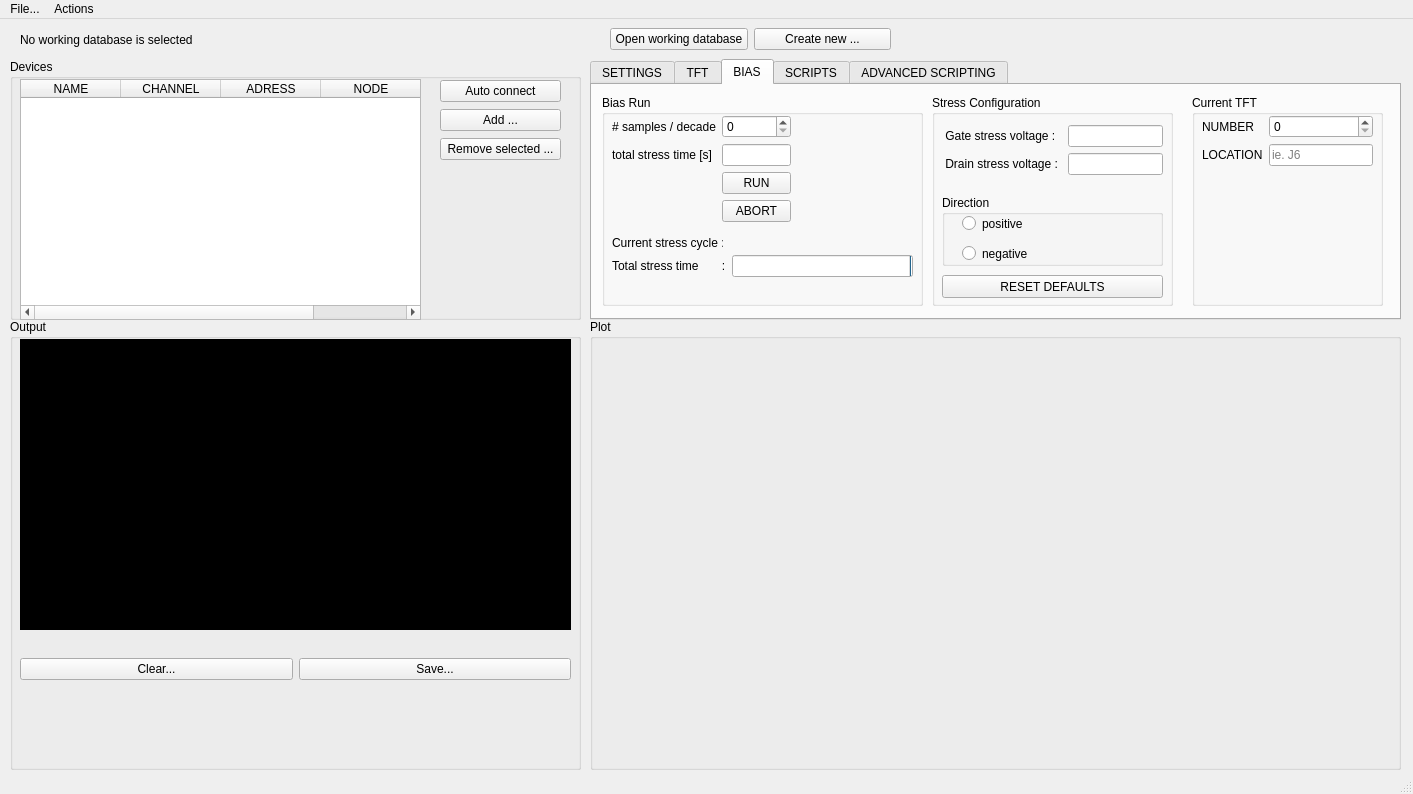
Before: the Qt Designer form BiasStress/ui_files/main_view.ui in ameysm/BiasStress, drawn with Qt 5.
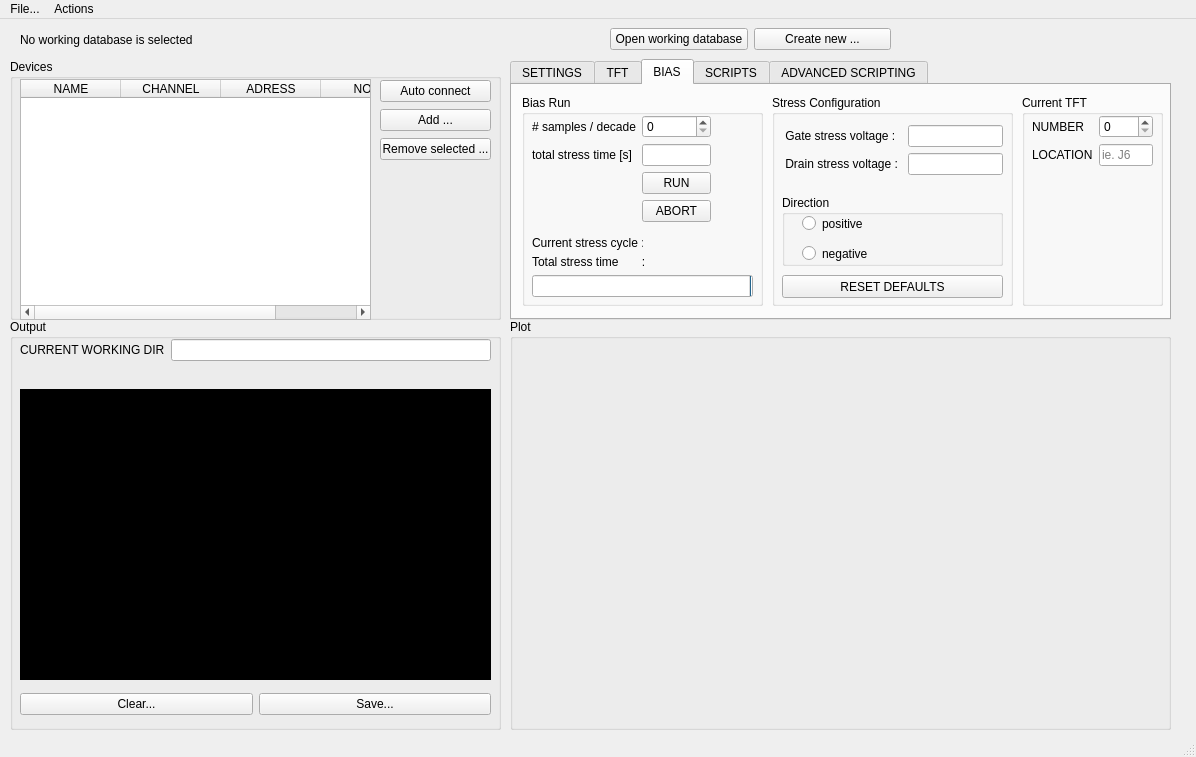
After: the same form once the commit is applied. Custom widgets are drawn as their Qt base class.

What changed in the file:
```diff
--- a/BiasStress/ui_files/main_view.ui
+++ b/BiasStress/ui_files/main_view.ui
@@ -6,8 +6,8 @@
    <rect>
     <x>0</x>
     <y>0</y>
-    <width>1413</width>
-    <height>794</height>
+    <width>1196</width>
+    <height>757</height>
    </rect>
   </property>
   <property name="sizePolicy">
@@ -25,8 +25,8 @@
      <rect>
       <x>10</x>
       <y>300</y>
-      <width>571</width>
-      <height>451</height>
+      <width>491</width>
+      <height>411</height>
      </rect>
     </property>
     <property name="sizePolicy">
@@ -42,8 +42,8 @@
      <property name="geometry">
       <rect>
        <x>10</x>
-       <y>20</y>
-       <width>551</width>
+       <y>70</y>
+       <width>471</width>
        <height>291</height>
       </rect>
      </property>
@@ -476,9 +476,9 @@
      <property name="geometry">
       <rect>
        <x>10</x>
-       <y>310</y>
-       <width>551</width>
-       <height>81</height>
+       <y>370</y>
+       <width>471</width>
+       <height>31</height>
       </rect>
      </property>
      <layout class="QHBoxLayout" name="horizontalLayout">
@@ -498,13 +498,42 @@
       </item>
      </layout>
     </widget>
+    <widget class="QWidget" name="formLayoutWidget_11">
+     <property name="geometry">
+      <rect>
+       <x>10</x>
+       <y>20</y>
+       <width>471</width>
+       <height>41</height>
+      </rect>
+     </property>
+     <layout class="QFormLayout" name="formLayout_11">
+      <item row="1" column="1">
+       <widget class="QLineEdit" name="currentDirStatus">
+        <property name="readOnly">
+         <bool>true</bool>
+        </property>
+       </widget>
+      </item>
+      <item row="1" column="0">
+       <widget class="QLabel" name="label_27">
+        <property name="styleSheet">
+         <string notr="true">font: 75 12pt &quot;MS Shell Dlg 2&quot;;</string>
+        </property>
+        <property name="text">
+         <string>CURRENT WORKING DIR</string>
+        </property>
+       </widget>
+      </item>
+     </layout>
+    </widget>
    </widget>
    <widget class="QTabWidget" name="tabWidget">
     <property name="geometry">
      <rect>
-      <x>590</x>
+      <x>510</x>
       <y>40</y>
-      <width>811</width>
+      <width>661</width>
       <height>261</height>
      </rect>
     </property>
@@ -1088,7 +1117,7 @@
        <rect>
         <x>10</x>
         <y>10</y>
-        <width>321</width>
+        <width>241</width>
         <height>211</height>
        </rect>
       </property>
@@ -1153,8 +1182,8 @@
         <rect>
          <x>10</x>
          <y>160</y>
-         <width>301</width>
-         <height>31</height>
+         <width>221</width>
+         <height>42</height>
         </rect>
        </property>
        <layout class="QFormLayout" name="formLayout_8">
@@ -1168,7 +1197,7 @@
           </property>
          </widget>
         </item>
-        <item row="0" column="1">
+        <item row="1" column="0" colspan="2">
          <widget class="QProgressBar" name="totaltime_run">
           <property name="value">
            <number>0</number>
@@ -1198,7 +1227,7 @@
         <rect>
          <x>120</x>
          <y>140</y>
-         <width>231</width>
+         <width>111</width>
          <height>20</height>
         </rect>
        </property>
@@ -1219,7 +1248,7 @@
      <widget class="QGroupBox" name="groupBox_9">
       <property name="geometry">
        <rect>
-        <x>340</x>
+        <x>260</x>
         <y>10</y>
         <width>241</width>
         <height>211</height>
@@ -1319,9 +1348,9 @@
      <widget class="QGroupBox" name="groupBox_11">
       <property name="geometry">
        <rect>
-        <x>600</x>
+        <x>510</x>
         <y>10</y>
-        <width>191</width>
+        <width>141</width>
         <height>211</height>
        </rect>
       </property>
@@ -1333,7 +1362,7 @@
         <rect>
          <x>10</x>
          <y>20</y>
-         <width>171</width>
+         <width>121</width>
          <height>80</height>
         </rect>
        </property>
@@ -1503,7 +1532,7 @@
      <rect>
       <x>10</x>
       <y>40</y>
-      <width>571</width>
+      <width>491</width>
       <height>261</height>
      </rect>
     </property>
@@ -1515,7 +1544,7 @@
       <rect>
        <x>10</x>
        <y>20</y>
-       <width>401</width>
+       <width>351</width>
        <height>241</height>
       </rect>
      </property>
@@ -1561,9 +1590,9 @@
     <widget class="QWidget" name="verticalLayoutWidget">
      <property name="geometry">
       <rect>
-       <x>430</x>
+       <x>370</x>
        <y>20</y>
-       <width>121</width>
+       <width>111</width>
        <height>83</height>
       </rect>
      </property>
@@ -1595,10 +1624,10 @@
    <widget class="QGroupBox" name="groupBox_4">
     <property name="geometry">
      <rect>
-      <x>590</x>
+      <x>510</x>
       <y>300</y>
-      <width>811</width>
-      <height>451</height>
+      <width>661</width>
+      <height>411</height>
      </rect>
     </property>
     <property name="title">
@@ -1609,8 +1638,8 @@
       <rect>
        <x>10</x>
        <y>20</y>
-       <width>791</width>
-       <height>441</height>
+       <width>641</width>
+       <height>371</height>
       </rect>
      </property>
     </widget>
@@ -1670,7 +1699,7 @@
     <rect>
      <x>0</x>
      <y>0</y>
-     <width>1413</width>
+     <width>1196</width>
      <height>21</height>
     </rect>
    </property>
```
